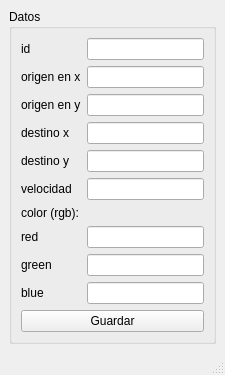
The window that ac8/interfas.ui (eduardosanchezsacnehz/UI-User-Interface) describes before a commit, drawn with Qt 5.
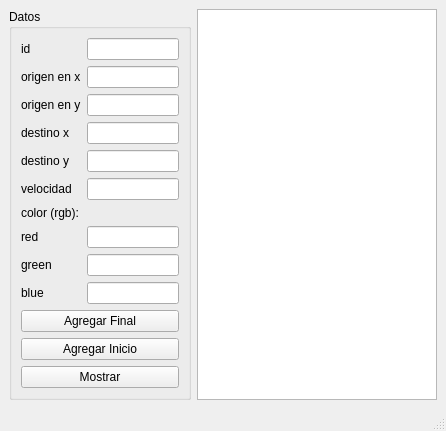
The same window after the commit.

```diff
--- a/ac8/interfas.ui
+++ b/ac8/interfas.ui
@@ -6,8 +6,8 @@
    <rect>
     <x>0</x>
     <y>0</y>
-    <width>225</width>
-    <height>368</height>
+    <width>446</width>
+    <height>426</height>
    </rect>
   </property>
   <property name="windowTitle">
@@ -21,11 +21,8 @@
        <string>Datos</string>
       </property>
       <layout class="QGridLayout" name="gridLayout">
-       <item row="1" column="1">
-        <widget class="QLineEdit" name="lineEdit_2"/>
-       </item>
-       <item row="2" column="1">
-        <widget class="QLineEdit" name="lineEdit_3"/>
+       <item row="3" column="1">
+        <widget class="QLineEdit" name="destino_x_lineEdit"/>
        </item>
        <item row="2" column="0">
         <widget class="QLabel" name="label_3">
@@ -34,6 +31,19 @@
          </property>
         </widget>
        </item>
+       <item row="0" column="0">
+        <widget class="QLabel" name="label">
+         <property name="text">
+          <string>id</string>
+         </property>
+        </widget>
+       </item>
+       <item row="0" column="1">
+        <widget class="QLineEdit" name="id_lineEdit"/>
+       </item>
+       <item row="4" column="1">
+        <widget class="QLineEdit" name="destino_y_lineEdit"/>
+       </item>
        <item row="3" column="0">
         <widget class="QLabel" name="label_4">
          <property name="text">
@@ -41,28 +51,43 @@
          </property>
         </widget>
        </item>
-       <item row="8" column="1">
-        <widget class="QLineEdit" name="lineEdit_8"/>
+       <item row="6" column="0">
+        <widget class="QLabel" name="label_7">
+         <property name="text">
+          <string>color (rgb):</string>
+         </property>
+        </widget>
        </item>
-       <item row="8" column="0">
-        <widget class="QLabel" name="label_9">
+       <item row="1" column="1">
+        <widget class="QLineEdit" name="origen_x_lineEdit"/>
+       </item>
+       <item row="12" column="0" colspan="2">
+        <widget class="QPushButton" name="agregar_inicio_pushButton">
          <property name="text">
-          <string>green</string>
+          <string>Agregar Inicio</string>
+         </property>
+        </widget>
+       </item>
+       <item row="13" column="0" colspan="2">
+        <widget class="QPushButton" name="mostrar_pushButton">
+         <property name="text">
+          <string>Mostrar</string>
          </property>
         </widget>
        </item>
        <item row="10" column="0" rowspan="2" colspan="2">
         <widget class="QPushButton" name="pushButton">
          <property name="text">
-          <string>Guardar</string>
+          <string>Agregar Final</string>
          </property>
         </widget>
        </item>
-       <item row="4" column="1">
-        <widget class="QLineEdit" name="lineEdit_5"/>
-       </item>
-       <item row="9" column="1">
-        <widget class="QLineEdit" name="lineEdit_9"/>
+       <item row="5" column="0">
+        <widget class="QLabel" name="label_6">
+         <property name="text">
+          <string>velocidad</string>
+         </property>
+        </widget>
        </item>
        <item row="4" column="0">
         <widget class="QLabel" name="label_5">
@@ -71,22 +96,8 @@
          </property>
         </widget>
        </item>
-       <item row="5" column="1">
-        <widget class="QLineEdit" name="lineEdit_6"/>
-       </item>
-       <item row="9" column="0">
-        <widget class="QLabel" name="label_10">
-         <property name="text">
-          <string>blue</string>
-         </property>
-        </widget>
-       </item>
-       <item row="0" column="0">
-        <widget class="QLabel" name="label">
-         <property name="text">
-          <string>id</string>
-         </property>
-        </widget>
+       <item row="9" column="1">
+        <widget class="QLineEdit" name="blue_lineEdit"/>
        </item>
        <item row="7" column="0">
         <widget class="QLabel" name="label_8">
@@ -95,18 +106,31 @@
          </property>
         </widget>
        </item>
-       <item row="5" column="0">
-        <widget class="QLabel" name="label_6">
+       <item row="2" column="1">
+        <widget class="QLineEdit" name="origen_y_lineEdit"/>
+       </item>
+       <item row="8" column="1">
+        <widget class="QLineEdit" name="green_lineEdit"/>
+       </item>
+       <item row="9" column="0">
+        <widget class="QLabel" name="label_10">
          <property name="text">
-          <string>velocidad</string>
+          <string>blue</string>
+         </property>
+        </widget>
+       </item>
+       <item row="5" column="1">
+        <widget class="QLineEdit" name="velocidad_lineEdit"/>
+       </item>
+       <item row="8" column="0">
+        <widget class="QLabel" name="label_9">
+         <property name="text">
+          <string>green</string>
          </property>
         </widget>
        </item>
        <item row="7" column="1">
-        <widget class="QLineEdit" name="lineEdit_7"/>
-       </item>
-       <item row="0" column="1">
-        <widget class="QLineEdit" name="lineEdit"/>
+        <widget class="QLineEdit" name="red_lineEdit"/>
        </item>
        <item row="1" column="0">
         <widget class="QLabel" name="label_2">
@@ -115,19 +139,12 @@
          </property>
         </widget>
        </item>
-       <item row="3" column="1">
-        <widget class="QLineEdit" name="lineEdit_4"/>
-       </item>
-       <item row="6" column="0">
-        <widget class="QLabel" name="label_7">
-         <property name="text">
-          <string>color (rgb):</string>
-         </property>
-        </widget>
-       </item>
       </layout>
      </widget>
     </item>
+    <item row="0" column="1">
+     <widget class="QPlainTextEdit" name="plainTextEdit"/>
+    </item>
    </layout>
   </widget>
   <widget class="QMenuBar" name="menubar">
```
Left out of the diff: 4 changed lines with no effect on the pictures.
